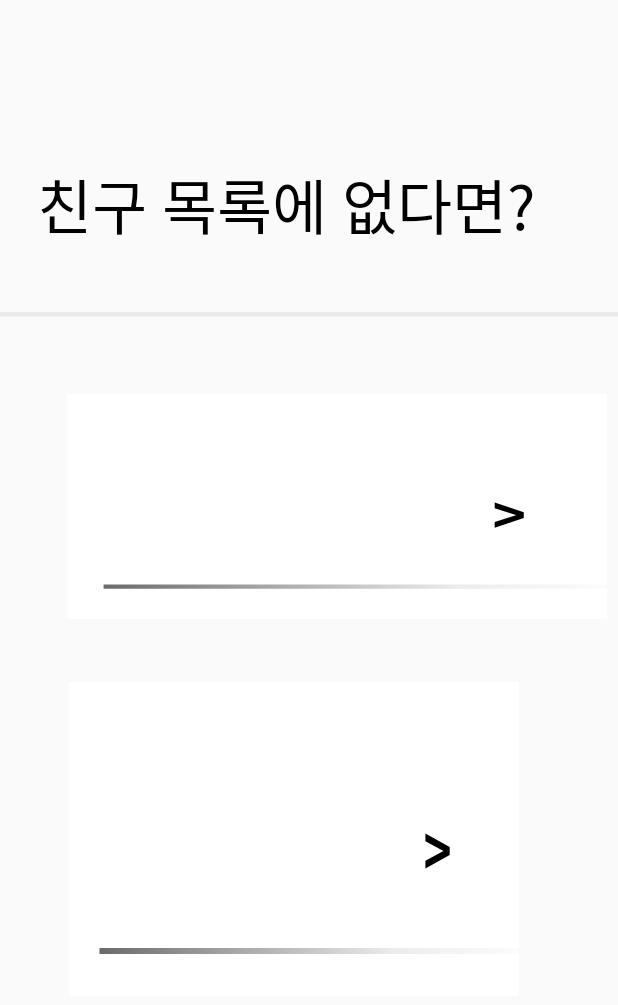
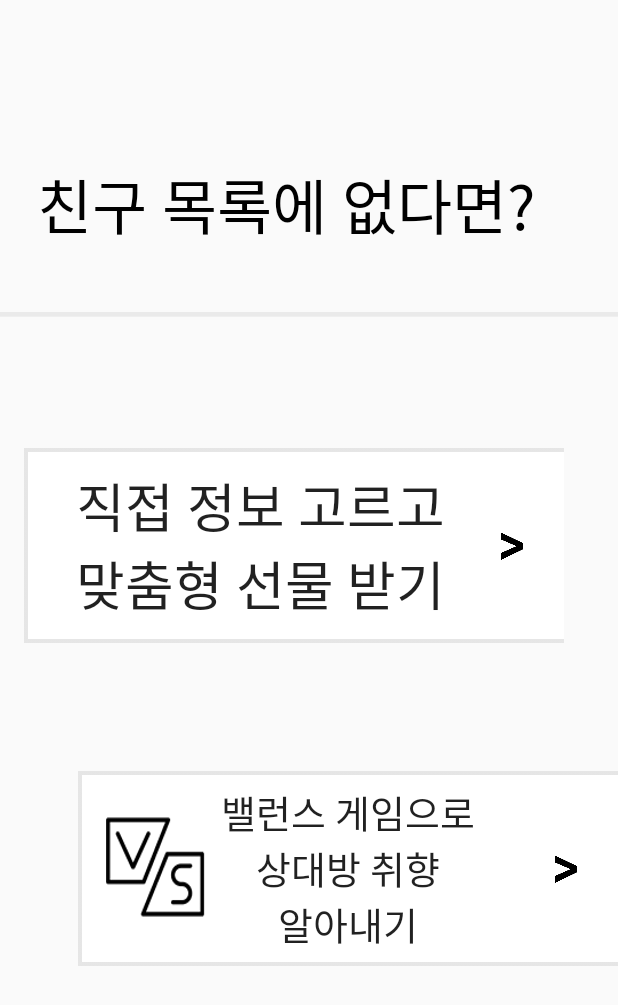
Before and after one commit to aengzu/PresentRecommendApp, an Android app: the layout personalized_girf_not_friendlist.xml on its own in the app's theme, with its tools: preview values and no code run, on a phone screen of 412 x 824 dp. Shown: the top 1005 px of the screen. Run offline under Robolectric (Android 15) with nearby library versions, the phone set to English and light mode, and no system bars.

Commit message:
main, personalized_gift fin

```diff
--- a/app/src/main/res/layout/personalized_girf_not_friendlist.xml
+++ b/app/src/main/res/layout/personalized_girf_not_friendlist.xml
@@ -7,7 +7,7 @@
 
 
     <TextView
-        android:id="@+id/textView5"
+        android:id="@+id/main_text"
         android:layout_width="355dp"
         android:layout_height="wrap_content"
         android:fontFamily="@font/nanumsquareroundeb"
@@ -31,38 +31,41 @@
         app:layout_constraintEnd_toEndOf="parent"
         app:layout_constraintHorizontal_bias="0.0"
         app:layout_constraintStart_toStartOf="parent"
-        app:layout_constraintTop_toBottomOf="@+id/textView5"
+        app:layout_constraintTop_toBottomOf="@+id/main_text"
         app:layout_constraintVertical_bias="0.063"
         app:srcCompat="@drawable/line" />
 
     <Button
-        android:id="@+id/button3"
+        android:id="@+id/friendlist_n"
         android:layout_width="360dp"
-        android:layout_height="150dp"
-        android:background="@drawable/go_button2"
+        android:layout_height="130dp"
+        android:background="@drawable/go_but2"
         android:fontFamily="@font/nanumsquareroundeb"
-        android:textSize="25sp"
+        android:gravity="left|center_vertical"
+        android:scaleType="centerCrop"
+        android:text="    직접 정보 고르고\n    맞춤형 선물 받기"
+        android:textSize="35sp"
         app:layout_constraintBottom_toBottomOf="parent"
-        android:scaleType="centerCrop"
         app:layout_constraintEnd_toEndOf="parent"
-        app:layout_constraintHorizontal_bias="0.855"
+        app:layout_constraintHorizontal_bias="0.313"
         app:layout_constraintStart_toStartOf="parent"
         app:layout_constraintTop_toTopOf="parent"
-        app:layout_constraintVertical_bias="0.39" />
+        app:layout_constraintVertical_bias="0.43" />
 
     <Button
         android:id="@+id/button4"
-        android:layout_width="300dp"
-        android:layout_height="wrap_content"
-        android:background="@drawable/go_button2"
+        android:layout_width="360dp"
+        android:layout_height="130dp"
+        android:background="@drawable/go_but2_1"
         android:fontFamily="@font/nanumsquareroundeb"
+        android:text="밸런스 게임으로\n상대방 취향\n알아내기"
         android:textSize="25sp"
         app:layout_constraintBottom_toBottomOf="parent"
         app:layout_constraintEnd_toEndOf="parent"
-        app:layout_constraintHorizontal_bias="0.41"
+        app:layout_constraintHorizontal_bias="1.0"
         app:layout_constraintStart_toStartOf="parent"
         app:layout_constraintTop_toTopOf="parent"
-        app:layout_constraintVertical_bias="0.74" />
+        app:layout_constraintVertical_bias="0.741" />
 
 
 </androidx.constraintlayout.widget.ConstraintLayout>
```
Also changed, not shown: app/src/main/res/drawable/bg_icon_size.xml (deleted, +0 -7 lines), app/src/main/res/layout/main.xml (+4 -3 lines), app/src/main/res/layout/personalized_gift_selelct.xml (+10 -10 lines), app/src/main/res/drawable/bg_icon.png (deleted), app/src/main/res/drawable/fln.png (added), app/src/main/res/drawable/fly.png (added), app/src/main/res/drawable/go_but2.png (added), app/src/main/res/drawable/go_but2_1.png (added), app/src/main/res/drawable/rou5.png (added), app/src/main/res/drawable/theme.png (deleted), app/src/main/res/drawable/vs3.png (added).
